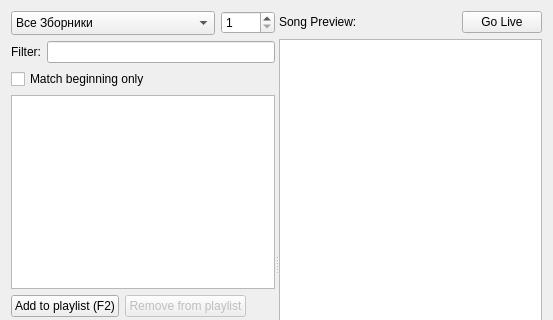
This is src/songwidget.ui in SoftProjector/src as Qt 5 draws it before an edit; both pictures show x 0 to 553 and y 0 to 320 of the 553 by 528 pixel window. The edited form follows.
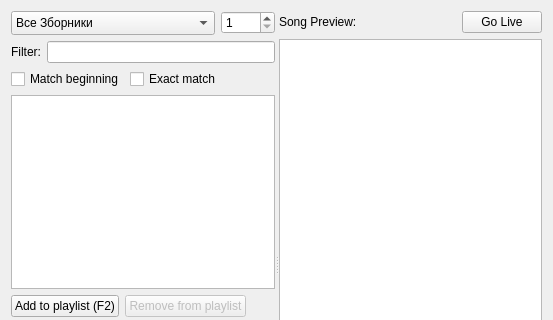
This is the edited form.

Commit message: Added "Exact match" check button to the song widget

```diff
--- a/src/songwidget.ui
+++ b/src/songwidget.ui
@@ -127,7 +127,29 @@
             <string>If checked, only songs that start with the search text are displayed; otherwise all songs which contain the search text in the title are displayed</string>
            </property>
            <property name="text">
-            <string>Match beginning only</string>
+            <string>Match beginning</string>
+           </property>
+          </widget>
+         </item>
+         <item>
+          <widget class="QCheckBox" name="exact_match_box">
+           <property name="sizePolicy">
+            <sizepolicy hsizetype="Fixed" vsizetype="Fixed">
+             <horstretch>0</horstretch>
+             <verstretch>0</verstretch>
+            </sizepolicy>
+           </property>
+           <property name="maximumSize">
+            <size>
+             <width>1000</width>
+             <height>20</height>
+            </size>
+           </property>
+           <property name="toolTip">
+            <string>If checked, only songs that start with the search text are displayed; otherwise all songs which contain the search text in the title are displayed</string>
+           </property>
+           <property name="text">
+            <string>Exact match</string>
            </property>
           </widget>
          </item>
```
The commit also changes 4 other files.
